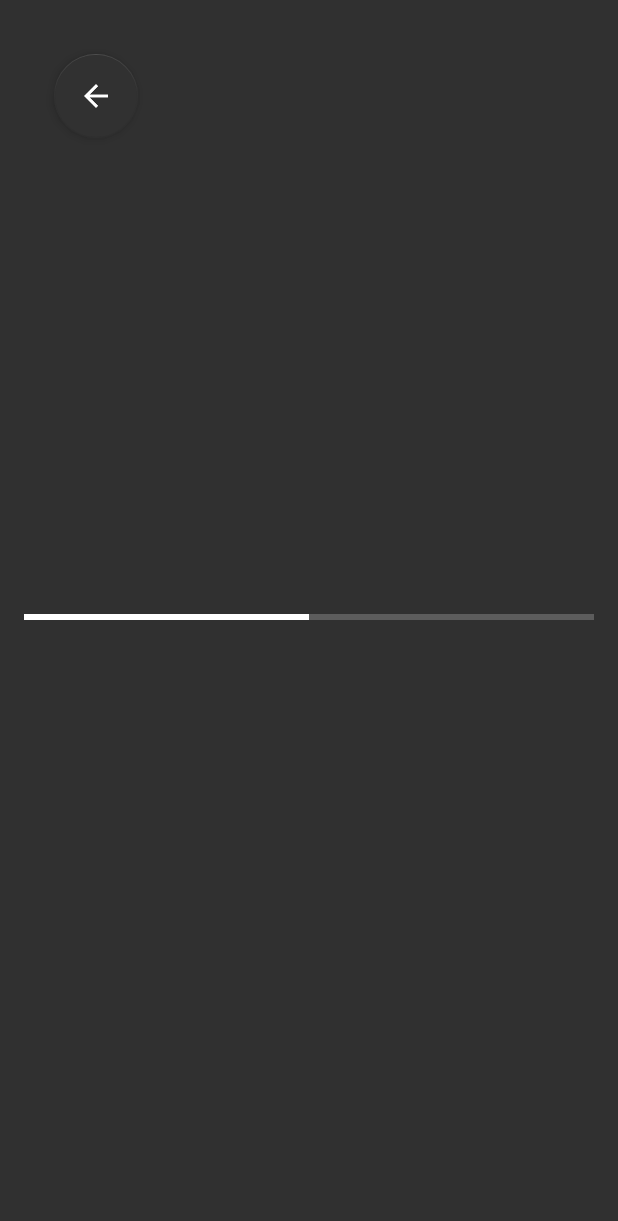
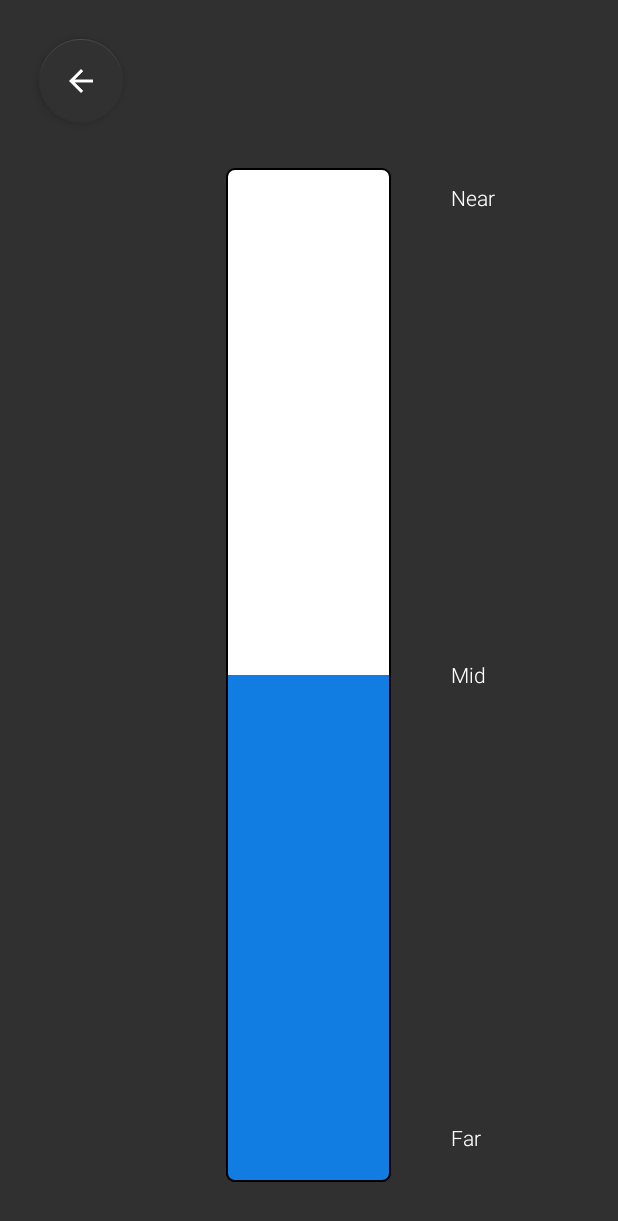
Before and after one commit to NomadJake/HitchTag, an Android app: the MainActivity screen opened directly, with no data from a screen before it, after a tap on an icon or button, on a phone screen of 412 x 824 dp. Shown: the top 1221 px of the screen. Run offline under Robolectric (Android 15) with nearby library versions, the phone set to English and light mode, and no system bars; our stand-ins replace CircleImageView; libraries missing offline, so code that uses them is left out: com.akexorcist.roundcornerprogressbar, com.daasuu.ahp, com.kyleduo.switchbutton, tourguide.tourguide; 15 statements that could not run were skipped; 2 other taps on this screen came first.

Commit message:
status and app icon modified, strength bar ui added

```diff
--- a/app/src/main/java/com/crosscharge/hitch/MainActivity.java
+++ b/app/src/main/java/com/crosscharge/hitch/MainActivity.java
@@ -49,7 +49,6 @@ import java.io.IOException;
 import java.text.SimpleDateFormat;
 import java.util.ArrayList;
 import java.util.Date;
-
 import de.hdodenhof.circleimageview.CircleImageView;
 import tourguide.tourguide.Overlay;
 import tourguide.tourguide.Pointer;
@@ -140,10 +139,15 @@ public class MainActivity extends AppCompatActivity {
                         runOnUiThread(new Runnable() {
                             @Override
                             public void run() {
+
+                                //remove shubrat
+
+
                                 animateFabs();
                                 tagStatus.setText("Connected");
                                 tagStatusImage.setVisibility(View.GONE);
-                                findViewById(R.id.avloadingIndicatorView).setVisibility(View.GONE);
+                                findViewById(R.id.avSearchingView).setVisibility(View.GONE);
+                                findViewById(R.id.avTrackingView).setVisibility(View.GONE);
                                 findViewById(R.id.avConnectedView).setVisibility(View.VISIBLE);
 
                             }
@@ -165,15 +169,14 @@ public class MainActivity extends AppCompatActivity {
                     {
                     mTourGuideHandler.cleanUp();
                     ToolTip toolTip = new ToolTip()
-                            .setTitle("Track your pet.")
-                            .setDescription("Tap on the Track button to start tracking")
-                            .setTextColor(Color.parseColor("#bdc3c7"))
-                            .setBackgroundColor(Color.parseColor("#e74c3c"))
+                            .setTitle("Train your pet.")
+                            .setDescription("Tap on the Train Button to Ring the Tag/Tain your pet")
+                            .setBackgroundColor(Color.parseColor("#117de2"))
                             .setShadow(true)
                             .setGravity(Gravity.TOP);
                     mTourGuideHandler.setToolTip(toolTip)
                             .setOverlay(new Overlay())
-                            .playOn(trackButton);}
+                            .playOn(trainButton);}
 
                 }
 
@@ -202,7 +205,7 @@ public class MainActivity extends AppCompatActivity {
         fab_open = AnimationUtils.loadAnimation(getApplicationContext(), R.anim.fab_open);
         fab_close = AnimationUtils.loadAnimation(getApplicationContext(),R.anim.fab_closed);
 
-        animateFabs();
+
 
         refreshButton=(FloatingActionButton)findViewById(R.id.refresh);
         tagSettingsButton=(FloatingActionButton)findViewById(R.id.tagSettings);
@@ -335,8 +338,7 @@ public class MainActivity extends AppCompatActivity {
                                 @Override
                                 public void run() {
                                     tagStatus.setText("Searching");
-                                    findViewById(R.id.avloadingIndicatorView).setVisibility(View.VISIBLE);
-                                    tagStatusImage.setVisibility(View.GONE);
+                                    setIcon("Searching");
                                 }
                             });
                             break;
@@ -370,8 +372,8 @@ public class MainActivity extends AppCompatActivity {
             ToolTip toolTip = new ToolTip()
                     .setTitle("Welcome!")
                     .setDescription("Refresh the tag status, keep your Hitch nearby")
-                    .setTextColor(Color.parseColor("#bdc3c7"))
-                    .setBackgroundColor(Color.parseColor("#e74c3c"))
+                    .setBackgroundColor(Color.parseColor("#117de2"))
+
                     .setShadow(true)
                     .setGravity(Gravity.RIGHT);
              mTourGuideHandler = TourGuide.init(this).with(TourGuide.Technique.Click)
@@ -384,7 +386,7 @@ public class MainActivity extends AppCompatActivity {
         LocalBroadcastManager.getInstance(this).registerReceiver(mMessageReceiver,
                 new IntentFilter("service-active"));
 
-
+        setIcon("N.A.");
 //        mHandler = new Handler();
 //        startRepeatingTask();
 
@@ -423,24 +425,17 @@ public class MainActivity extends AppCompatActivity {
         public void onReceive(Context context, Intent intent) {
             String message = intent.getStringExtra("status");
             if(message.equals("active")){
-                tagStatus.setText("tracking");
-                tagStatusImage.setVisibility(View.VISIBLE);
-                tagStatusImage.setImageResource(R.drawable.nearby_statusicon);
+                tagStatus.setText("Tracking");
+               setIcon("Tracking");
             }else if(message.equals("stopped")){
-                tagStatus.setText("stopped");
-                tagStatusImage.setVisibility(View.VISIBLE);
-                tagStatusImage.setImageResource(R.drawable.na_status);
-                findViewById(R.id.avloadingIndicatorView).setVisibility(View.GONE);
+                tagStatus.setText("Stopped");
+                setIcon("Stopped");
             }else if (message.equals("lost")){
-                tagStatus.setText("lost");
-                tagStatusImage.setVisibility(View.VISIBLE);
-                tagStatusImage.setImageResource(R.drawable.na_status);
-                findViewById(R.id.avloadingIndicatorView).setVisibility(View.GONE);
+                tagStatus.setText("Lost");
+                setIcon("N.A.");
             }else if (message.equals("notfound")){
-                tagStatus.setText("not found");
-                tagStatusImage.setVisibility(View.VISIBLE);
-                tagStatusImage.setImageResource(R.drawable.na_status);
-                findViewById(R.id.avloadingIndicatorView).setVisibility(View.GONE);
+                tagStatus.setText("Not Found");
+                setIcon("N.A.");
             }
             Log.d("receiver", "Got message: " + message);
         }
@@ -455,27 +450,74 @@ public class MainActivity extends AppCompatActivity {
 
 
             setCurrentTheme((Integer.parseInt(helper.getHitchTagThemeColors().get(selectedTag))));
+       if(settings.getInt("user_first_time",2)==2)
+       {
 
-       if(!tagStatus.getText().equals("Connected"))
+       }
+       else
        {
-       runOnUiThread(new Runnable() {
-           @Override
-           public void run() {
-               tagStatus.setText("Searching");
-               findViewById(R.id.avConnectedView).setVisibility(View.GONE);
-               findViewById(R.id.avloadingIndicatorView).setVisibility(View.VISIBLE);
-               tagStatusImage.setVisibility(View.GONE);
+
+           if(tagStatus.getText().equals("Connected")||tagStatus.getText().equals("Tracking")||tagStatus.getText().equals("Stopped"))
+           {
+
+               trackButton.startAnimation(fab_open);
+               trackButton.setClickable(true);
+               trainButton.startAnimation(fab_open);
+               trainButton.setClickable(true);
+               findButton.startAnimation(fab_open);
+               findButton.setClickable(true);
            }
-       });
-       scanLeDevice(true);}
-        /*switch (tagStatus.getText().toString())
+           else
+           {
+               trackButton.startAnimation(fab_close);
+               trackButton.setClickable(true);
+               trainButton.startAnimation(fab_close);
+               trainButton.setClickable(true);
+               findButton.startAnimation(fab_close);
+               findButton.setClickable(true);
+               runOnUiThread(new Runnable() {
+                   @Override
+                   public void run() {
+                       tagStatus.setText("Searching");
+                       setIcon("Searching");
+                   }
+               });
+               scanLeDevice(true);
+           }
+
+
+
+         /*  if(!tagList.get(0).connected() )
+           {
+               }
+
+           if(tagList.get(0).connected())
+
+           {animateFabs();}*/
+       }
+
+
+
+
+
+
+        switch (tagStatus.getText().toString())
         {
             case "Connected":
                 runOnUiThread(new Runnable() {
                     @Override
                     public void run() {
-                        animateFabs();
-                        tagStatusImage.setImageResource(R.drawable.connected_statusicon);
+
+                        setIcon("Connected");
+                    }
+                });
+
+                break;
+            case "Tracking":
+                runOnUiThread(new Runnable() {
+                    @Override
+                    public void run() {
+                        setIcon("Tracking");
                     }
                 });
 
@@ -484,8 +526,7 @@ public class MainActivity extends AppCompatActivity {
                 runOnUiThread(new Runnable() {
                     @Override
                     public void run() {
-                       animateFabs();
-                        tagStatusImage.setImageResource(R.drawable.nearby_statusicon);
+                        setIcon("Nearby");
                     }
                 });
 
@@ -494,15 +535,28 @@ public class MainActivity extends AppCompatActivity {
                 runOnUiThread(new Runnable() {
                     @Override
                     public void run() {
-                        animateFabs();
-                        tagStatusImage.setImageResource(R.drawable.na_status);
+                        setIcon("N.A.");
+                    }
+                });
+            case "Stopped":
+                runOnUiThread(new Runnable() {
+                    @Override
+                    public void run() {
+                        setIcon("Stopped");
+                    }
+                });
+            case "Searching":
+                runOnUiThread(new Runnable() {
+                    @Override
+                    public void run() {
+                        setIcon("Searching");
                     }
                 });
 
                 break;
 
 
-        }*/
+        }
             //BitmapFactory.Options options = new BitmapFactory.Options();
             //options.inPreferredConfig = Bitmap.Config.ARGB_8888;
 //            Bitmap bitmap = BitmapFactory.decodeFile(path, options);
@@ -584,9 +638,7 @@ public class MainActivity extends AppCompatActivity {
 
                         // if no tag found within specified time then set Status to N.A.
                         tagStatus.setText("N.A.");
-                        tagStatusImage.setVisibility(View.VISIBLE);
-                        tagStatusImage.setImageResource(R.drawable.na_status);
-                        findViewById(R.id.avloadingIndicatorView).setVisibility(View.GONE);
+                        setIcon("N.A.");
 
                     }
                 }
@@ -620,13 +672,19 @@ public class MainActivity extends AppCompatActivity {
                                     @Override
                                     public void run() {
 
-                                        tagStatusImage.setVisibility(View.VISIBLE);
+                                        setIcon("Nearby");
                                         tagStatus.setText("Nearby");
                                         bluetoothAdapter.stopLeScan(scanCallback);
                                         tagStatusImage.setImageResource(R.drawable.nearby_statusicon);
+                                        if(settings.getInt("user_first_time",2)==2)
 
-                                        findViewById(R.id.avloadingIndicatorView).setVisibility(View.GONE);
-                                        tagStatusImage.setVisibility(View.VISIBLE);}
+                                        {
+                                            mTourGuideHandler.cleanUp();
+                                            mTourGuideHandler.setToolTip(new ToolTip().setTitle("Connect to Tag").setDescription("Tap on the paw to connect to Hitch").setBackgroundColor(Color.parseColor("#117de2")))
+                                                    .setOverlay(new Overlay())
+                                                    .playOn(pawImage);
+                                        }
+                                     }
                                     //animateFabs();
 
 
@@ -837,9 +895,9 @@ public class MainActivity extends AppCompatActivity {
 
         {
         mTourGuideHandler.cleanUp();
-        mTourGuideHandler.setToolTip(new ToolTip().setTitle("Ring tag").setDescription("Tap on the Ring Button to ring the tag/ train your pet."))
+        mTourGuideHandler.setToolTip(new ToolTip().setTitle("Find tag").setDescription("Tap on the Find Button to find the tag.").setBackgroundColor(Color.parseColor("#117de2")))
                 .setOverlay(new Overlay())
-                .playOn(trainButton);}
+                .playOn(findButton);}
         trackButton.setClickable(true);
     }
 
@@ -872,48 +930,37 @@ public class MainActivity extends AppCompatActivity {
 
         {
             mTourGuideHandler.cleanUp();
-            mTourGuideHandler.setToolTip(new ToolTip().setTitle("Find tag").setDescription("Find your tag"))
+            mTourGuideHandler.setToolTip(new ToolTip().setTitle("Track your pet").setDescription("Tap on the track button to track your pet.") .setGravity(Gravity.TOP).setBackgroundColor(Color.parseColor("#117de2")))
+
                     .setOverlay(new Overlay())
-                    .playOn(findButton);
+                    .playOn(trackButton);
         }
         trainButton.setClickable(true);
     }
 
     public void onRefreshPressed(View v) {
-        if(tagStatus.getText().equals("Nearby"))
+        // here for refresh button onclick to do
+        if(tagList.get(0).connected())
+        {setIcon("Connected");
+        tagStatus.setText("Connected");}
+        else
         {
-            if(settings.getInt("user_first_time",2)==2)
-
-            {
-                mTourGuideHandler.cleanUp();
-                mTourGuideHandler.setToolTip(new ToolTip().setTitle("Connect to Tag").setDescription("Tap on the paw to connect to Hitch"))
-                        .setOverlay(new Overlay())
-                        .playOn(pawImage);
-            }
-        }
-        // here for refresh button onclick to do
 
 
-        if(tagStatus.getText().equals("Connected")||tagStatus.getText().equals("Searching"))
+
+        if(tagStatus.getText().equals("Nearby")||tagStatus.getText().equals("Stopped")||tagStatus.getText().equals("N.A."))
         {
-
-        }
-        if(tagList.get(pos).connected()){
-            tagStatus.setText("Connected");
-        }
-        else{
             scanLeDevice(true);
             runOnUiThread(new Runnable() {
                 @Override
                 public void run() {
                     tagStatus.setText("Searching");
-                    findViewById(R.id.avConnectedView).setVisibility(View.GONE);
-                    findViewById(R.id.avloadingIndicatorView).setVisibility(View.VISIBLE);
-                    tagStatusImage.setVisibility(View.GONE);
+                    setIcon("Searching");
                 }
             });
         }
 
+    }
     }
 
     public void onConnectPressed(View v) {
@@ -974,6 +1021,7 @@ public class MainActivity extends AppCompatActivity {
             }
             else if(msg.what == Constants.STRINGMESSAGE.ALARM){
                 if((msg.obj).equals("a")){
+
 //                    playAlarm();
                 }
                 else{
@@ -991,6 +1039,14 @@ public class MainActivity extends AppCompatActivity {
 //                Toast.makeText(context, "FIND: bars = " + msg.obj, Toast.LENGTH_SHORT).show();
             }else if(msg.what == 69){
                 Toast.makeText(context, "Tag Connected", Toast.LENGTH_SHORT).show();
+
+
+                //Change subrat
+
+                //tagStatus.setText("Connected");
+                //setIcon("Connected");
+                //animateFabs();
+
 
 
 
@@ -1166,8 +1222,7 @@ public class MainActivity extends AppCompatActivity {
             @Override
             public void run() {
                 tagStatus.setText("Searching");
-                findViewById(R.id.avloadingIndicatorView).setVisibility(View.VISIBLE);
-                tagStatusImage.setVisibility(View.GONE);
+                setIcon("Searching");
             }
         });
     }
@@ -1197,4 +1252,71 @@ public class MainActivity extends AppCompatActivity {
 
         }
     }
+
+    public void setIcon(String status)
+    {
+        switch (status)
+        {
+            case "Tracking":
+                //clear icons
+                tagStatusImage.setVisibility(View.GONE);
+                findViewById(R.id.avConnectedView).setVisibility(View.GONE);
+                findViewById(R.id.avSearchingView).setVisibility(View.GONE);
+
+                //set icon
+                findViewById(R.id.avTrackingView).setVisibility(View.VISIBLE);
+
+                break;
+            case "Connected":
+                //clear icons
+                tagStatusImage.setVisibility(View.GONE);
+                findViewById(R.id.avTrackingView).setVisibility(View.GONE);
+                findViewById(R.id.avSearchingView).setVisibility(View.GONE);
+
+                //set icon
+                findViewById(R.id.avConnectedView).setVisibility(View.VISIBLE);
+                break;
+            case "Searching":
+                //clear icons
+                tagStatusImage.setVisibility(View.GONE);
+                findViewById(R.id.avTrackingView).setVisibility(View.GONE);
+                findViewById(R.id.avConnectedView).setVisibility(View.GONE);
+
+                //set icon
+                findViewById(R.id.avSearchingView).setVisibility(View.VISIBLE);
+                break;
+            case "Stopped":
+                //clear icons
+                findViewById(R.id.avSearchingView).setVisibility(View.GONE);
+                findViewById(R.id.avTrackingView).setVisibility(View.GONE);
+                findViewById(R.id.avConnectedView).setVisibility(View.GONE);
+
+                //set icon
+                tagStatusImage.setVisibility(View.VISIBLE);
+                tagStatusImage.setImageResource(R.drawable.na_status);
+                break;
+            case "N.A.":
+                //clear icons
+                findViewById(R.id.avSearchingView).setVisibility(View.GONE);
+                findViewById(R.id.avTrackingView).setVisibility(View.GONE);
+                findViewById(R.id.avConnectedView).setVisibility(View.GONE);
+
+                //set icon
+                tagStatusImage.setVisibility(View.VISIBLE);
+                tagStatusImage.setImageResource(R.drawable.na_status);
+                break;
+            case "Nearby":
+                //clear icons
+                findViewById(R.id.avSearchingView).setVisibility(View.GONE);
+                findViewById(R.id.avTrackingView).setVisibility(View.GONE);
+                findViewById(R.id.avConnectedView).setVisibility(View.GONE);
+
+                //set icon
+                tagStatusImage.setVisibility(View.VISIBLE);
+                tagStatusImage.setImageResource(R.drawable.nearby_statusicon);
+                break;
+
+        }
+    }
+
 }
--- a/app/src/main/java/com/crosscharge/hitch/StartActivity.java
+++ b/app/src/main/java/com/crosscharge/hitch/StartActivity.java
@@ -39,7 +39,6 @@ public class StartActivity extends AppCompatActivity {
             addAHitchFab=(FloatingActionButton)findViewById(R.id.addAHitch);
             text=(TextView)findViewById(R.id.addText);
             lArrowIcon.startAnimation(hide);
-            text.startAnimation(hide);
             addAHitchFab.startAnimation(hide);
             addAHitchFab.setTag("hidden");
        // addAHitchFab=(FloatingActionButton)findViewById(R.id.addButton);
@@ -69,6 +68,7 @@ public class StartActivity extends AppCompatActivity {
                     {
                         addAHitchFab.setTag("shown");
                         addAHitchFab.startAnimation(show);
+                        text.setText("Add a Hitch");
                         text.startAnimation(show);
                     }
                    // text.setVisibility(View.VISIBLE);
--- /dev/null
+++ b/app/src/main/res/drawable/verticalprogressbar.xml
@@ -0,0 +1,25 @@
+<?xml version="1.0" encoding="utf-8"?>
+<layer-list xmlns:android="http://schemas.android.com/apk/res/android">
+    <item android:id="@android:id/background">
+        <shape>
+            <corners android:radius="5dip"/>
+            <solid android:color="#FFFFFF"/>
+            <stroke
+                android:width="1dp"
+                android:color="#FF000000" />
+        </shape>
+    </item>
+    <item android:id="@android:id/progress">
+        <clip
+            android:clipOrientation="vertical"
+            android:gravity="bottom">
+            <shape>
+                <corners android:radius="5dip"/>
+                <solid android:color="@color/themeColor0"/>
+                <stroke
+                    android:width="1dp"
+                    android:color="#FF000000" />
+            </shape>
+        </clip>
+    </item>
+</layer-list>
--- a/app/src/main/res/layout/activity_start.xml
+++ b/app/src/main/res/layout/activity_start.xml
@@ -49,8 +49,9 @@
                         android:layout_width="wrap_content"
                         android:layout_height="match_parent"
                         android:layout_marginTop="10dp"
-                        android:layout_marginBottom="40dp"
+                        android:layout_marginBottom="20dp"
                         android:layout_below="@+id/indicator"
+                        android:id="@+id/uiShocaseFrameLayout"
                       >
 
                         <android.support.v4.view.ViewPager
@@ -90,6 +91,7 @@
 
 
 
+
                 </RelativeLayout>
 
             </LinearLayout>
@@ -118,7 +120,7 @@
                         android:layout_width="wrap_content"
                         android:layout_height="wrap_content"
                         android:textSize="18dp"
-                        android:text="Add a Hitch"
+                        android:text="Swipe Left"
                         android:textColor="@color/colorAccent"
                         android:layout_centerHorizontal="true"
                         android:layout_below="@+id/addAHitch"
--- a/app/src/main/res/layout/activity_strength_bars.xml
+++ b/app/src/main/res/layout/activity_strength_bars.xml
@@ -14,20 +14,76 @@
         android:layout_width="65dp"
         android:layout_height="65dp"
         android:src="@drawable/backicon"
-        android:layout_margin="20dp"
+        android:layout_margin="10dp"
         android:layout_alignParentTop="true"
         app:elevation="4dp"
         app:backgroundTint="@color/colorPrimaryDark"
 
         android:onClick="backPressed"/>
 
+
+
+
+
     <ProgressBar
+        android:id="@+id/progressBar"
         style="?android:attr/progressBarStyleHorizontal"
-        android:layout_width="400dp"
-        android:layout_height="10dp"
-        android:id="@+id/progressBar"
+        android:layout_width="110dp"
+        android:layout_height="match_parent"
+        android:layout_margin="20dp"
         android:layout_centerVertical="true"
-        android:layout_centerHorizontal="true" />
+        android:layout_centerHorizontal="true"
+        android:progressDrawable="@drawable/verticalprogressbar"
+        android:layout_below="@+id/backButton"/>
+    <LinearLayout
+        android:layout_width="wrap_content"
+        android:layout_height="match_parent"
+        android:layout_toEndOf="@+id/progressBar"
+        android:layout_below="@+id/backButton"
+        android:layout_margin="20dp"
+        android:orientation="vertical">
+        <LinearLayout
+            android:layout_width="match_parent"
+            android:layout_height="0dp"
+            android:layout_weight="1">
+            <TextView
+                android:layout_width="wrap_content"
+                android:layout_height="wrap_content"
+                android:text="Near"
+                android:textColor="@color/colorAccent"
+                android:layout_marginTop="10dp"/>
+
+        </LinearLayout>
+        <LinearLayout
+            android:layout_width="match_parent"
+            android:layout_height="0dp"
+            android:layout_weight="1"
+            android:gravity="center_vertical">
+            <TextView
+                android:layout_width="wrap_content"
+                android:layout_height="wrap_content"
+                android:text="Mid"
+                android:textColor="@color/colorAccent"/>
+
+        </LinearLayout>
+        <LinearLayout
+        android:layout_width="match_parent"
+        android:layout_height="0dp"
+            android:layout_weight="1"
+            android:gravity="bottom">
+
+            <TextView
+                android:layout_width="wrap_content"
+                android:layout_height="wrap_content"
+                android:text="Far"
+                android:layout_marginBottom="10dp"
+                android:textColor="@color/colorAccent"/>
+
+    </LinearLayout>
+
+
+
+    </LinearLayout>
 
 
 </RelativeLayout>
```
Also changed, not shown: app/src/main/java/com/crosscharge/hitch/InfoActivity.java (+3 -6 lines), app/src/main/res/layout/activity_main.xml (+12 -3 lines), app/src/main/res/mipmap-hdpi/ic_launcher.png, app/src/main/res/mipmap-mdpi/ic_launcher.png, app/src/main/res/mipmap-xhdpi/ic_launcher.png, app/src/main/res/mipmap-xxhdpi/ic_launcher.png, app/src/main/res/mipmap-xxxhdpi/ic_launcher.png, 1 other file.
